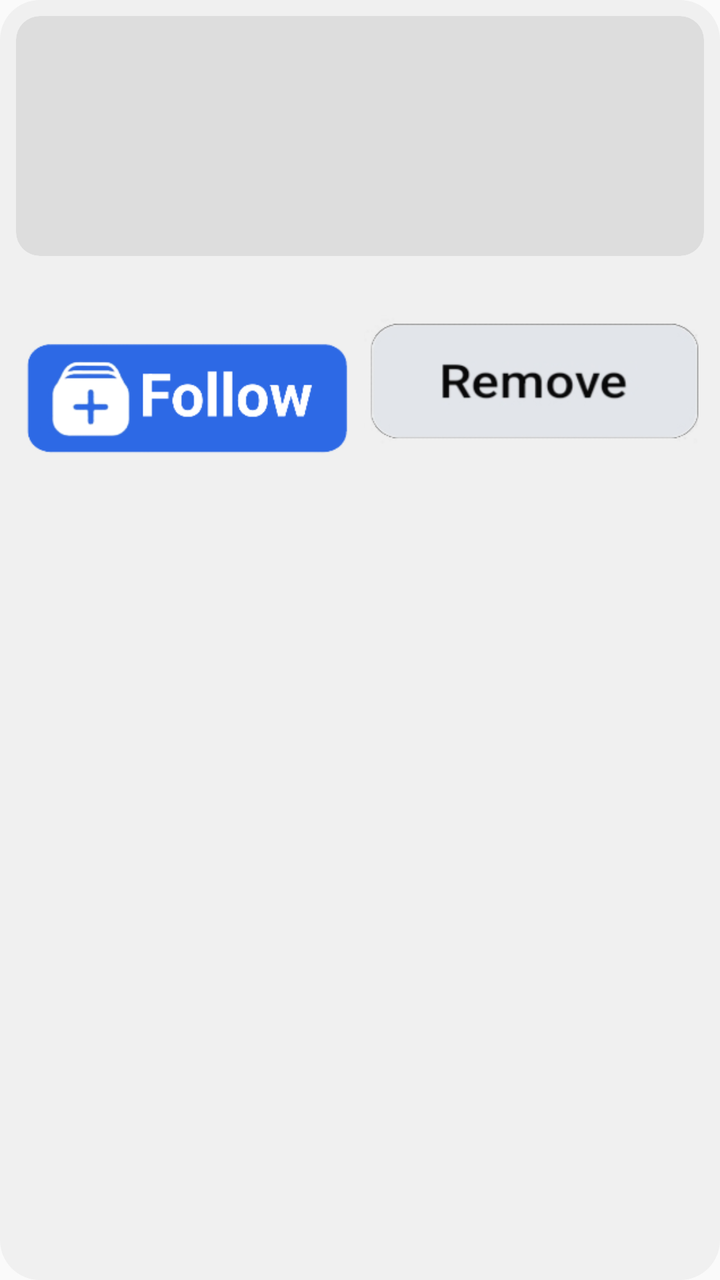
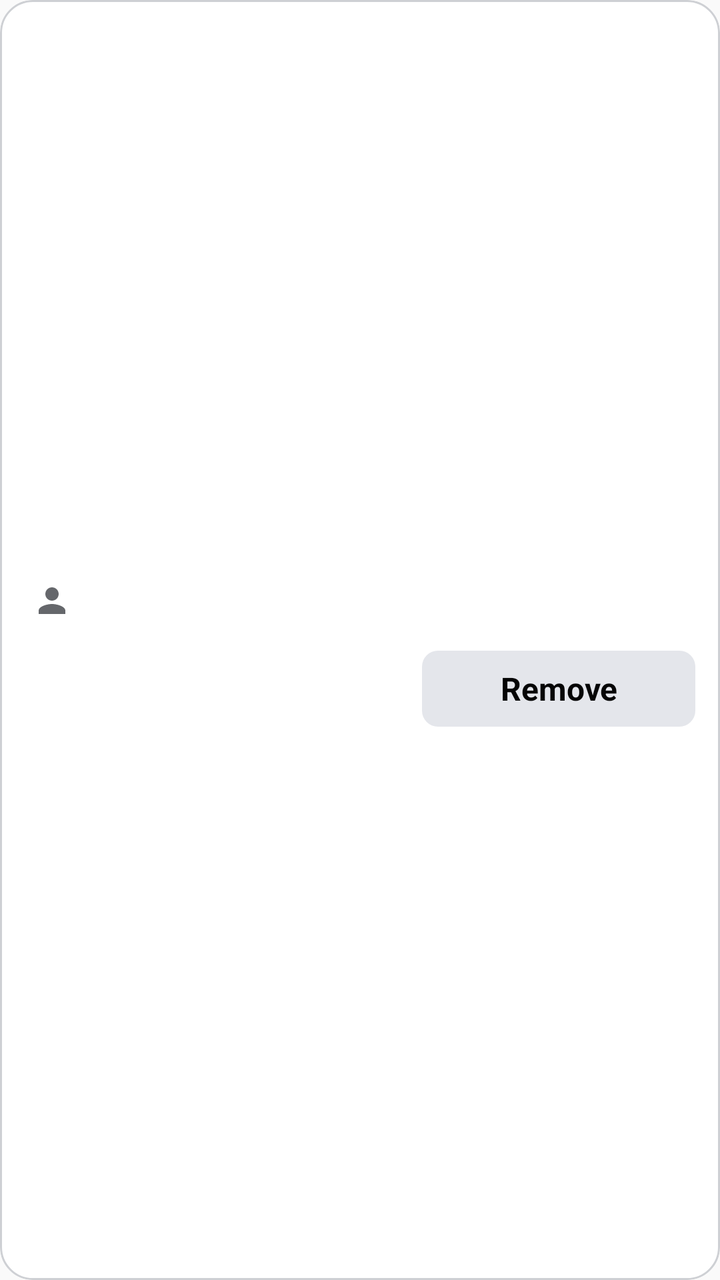

The first picture is an Android layout as it rendered before a commit; the second is the same layout after the commit. The layout source and the unified diff follow.
<!-- AndroidManifest.xml: application theme Theme.AppCompat.Light.NoActionBar -->
<!-- res/layout/item_suggest_card.xml -->
<?xml version="1.0" encoding="utf-8"?>
<LinearLayout xmlns:android="http://schemas.android.com/apk/res/android"
    android:layout_width="140dp"
    android:layout_height="wrap_content"
    android:layout_marginEnd="8dp"
    android:background="@drawable/bg_suggest_card"
    android:orientation="vertical"
    android:padding="8dp">

    <ImageView
        android:id="@+id/imgPhoto"
        android:layout_width="match_parent"
        android:layout_height="120dp"
        android:background="@drawable/bg_photo_round"
        android:clipToOutline="true"
        android:contentDescription="Photo"
        android:scaleType="centerCrop" />

    <TextView
        android:id="@+id/tvName"
        android:layout_width="match_parent"
        android:layout_height="wrap_content"
        android:layout_marginTop="4dp"
        android:ellipsize="end"
        android:maxLines="1"
        android:textColor="#000000"
        android:textSize="13sp"
        android:textStyle="bold" />

    <LinearLayout
        android:layout_width="match_parent"
        android:layout_height="wrap_content"
        android:layout_marginTop="6dp"
        android:orientation="horizontal">

        <ImageView
            android:id="@+id/btnFollow"
            android:layout_width="0dp"
            android:layout_height="wrap_content"
            android:layout_marginEnd="4dp"
            android:layout_weight="1"
            android:adjustViewBounds="true"
            android:contentDescription="Follow"
            android:src="@drawable/ic_follow_button" />

        <ImageView
            android:id="@+id/btnRemove"
            android:layout_width="0dp"
            android:layout_height="wrap_content"
            android:layout_weight="1"
            android:adjustViewBounds="true"
            android:contentDescription="Remove"
            android:src="@drawable/btn_remove" />
    </LinearLayout>
</LinearLayout>
<!-- resources referenced by this layout -->
<resources>
  <!-- drawable bg_photo_round (drawable) -->
  <?xml version="1.0" encoding="utf-8"?>
  <shape xmlns:android="http://schemas.android.com/apk/res/android" android:shape="rectangle">
      <solid android:color="#DDDDDD" />
      <corners android:radius="12dp" />
  </shape>
  <!-- drawable bg_suggest_card (drawable) -->
  <?xml version="1.0" encoding="utf-8"?>
  <shape xmlns:android="http://schemas.android.com/apk/res/android" android:shape="rectangle">
      <solid android:color="#F0F0F0" />
      <corners android:radius="20dp" />
  </shape>
  <!-- drawable btn_remove: png bitmap (drawable, 14991 bytes) -->
  <!-- drawable ic_follow_button: png bitmap (drawable, 9092 bytes) -->
</resources>

<!-- the commit's change to res/layout/item_suggest_card.xml (unified diff, before → after) -->
@@ -1,18 +1,16 @@
 <?xml version="1.0" encoding="utf-8"?>
 <LinearLayout xmlns:android="http://schemas.android.com/apk/res/android"
-    android:layout_width="140dp"
+    android:layout_width="250dp"
     android:layout_height="wrap_content"
     android:layout_marginEnd="8dp"
-    android:background="@drawable/bg_suggest_card"
-    android:orientation="vertical"
-    android:padding="8dp">
+    android:background="@drawable/bg_pymk_card"
+    android:clipToOutline="true"
+    android:orientation="vertical">
 
     <ImageView
         android:id="@+id/imgPhoto"
         android:layout_width="match_parent"
-        android:layout_height="120dp"
-        android:background="@drawable/bg_photo_round"
-        android:clipToOutline="true"
+        android:layout_height="250dp"
         android:contentDescription="Photo"
         android:scaleType="centerCrop" />
 
@@ -20,36 +18,76 @@
         android:id="@+id/tvName"
         android:layout_width="match_parent"
         android:layout_height="wrap_content"
-        android:layout_marginTop="4dp"
         android:ellipsize="end"
         android:maxLines="1"
-        android:textColor="#000000"
-        android:textSize="13sp"
+        android:paddingStart="16dp"
+        android:paddingTop="12dp"
+        android:paddingEnd="16dp"
+        android:textColor="#050505"
+        android:textSize="19sp"
         android:textStyle="bold" />
 
     <LinearLayout
         android:layout_width="match_parent"
         android:layout_height="wrap_content"
-        android:layout_marginTop="6dp"
-        android:orientation="horizontal">
+        android:gravity="center_vertical"
+        android:orientation="horizontal"
+        android:paddingStart="16dp"
+        android:paddingTop="2dp"
+        android:paddingEnd="16dp">
 
         <ImageView
+            android:layout_width="20dp"
+            android:layout_height="20dp"
+            android:importantForAccessibility="no"
+            android:src="@drawable/ic_pymk_sub" />
+
+        <TextView
+            android:id="@+id/tvSub"
+            android:layout_width="0dp"
+            android:layout_height="wrap_content"
+            android:layout_marginStart="6dp"
+            android:layout_weight="1"
+            android:ellipsize="end"
+            android:maxLines="1"
+            android:textColor="#65676B"
+            android:textSize="16sp" />
+    </LinearLayout>
+
+    <LinearLayout
+        android:layout_width="match_parent"
+        android:layout_height="wrap_content"
+        android:orientation="horizontal"
+        android:paddingStart="12dp"
+        android:paddingTop="14dp"
+        android:paddingEnd="12dp"
+        android:paddingBottom="12dp">
+
+        <TextView
             android:id="@+id/btnFollow"
             android:layout_width="0dp"
-            android:layout_height="wrap_content"
-            android:layout_marginEnd="4dp"
-            android:layout_weight="1"
-            android:adjustViewBounds="true"
-            android:contentDescription="Follow"
-            android:src="@drawable/ic_follow_button" />
+            android:layout_height="38dp"
+            android:layout_marginEnd="8dp"
+            android:layout_weight="1.4"
+            android:drawablePadding="6dp"
+            android:gravity="center"
+            android:paddingStart="8dp"
+            android:paddingEnd="8dp"
+            android:singleLine="true"
+            android:textSize="16sp"
+            android:textStyle="bold" />
 
-        <ImageView
+        <TextView
             android:id="@+id/btnRemove"
             android:layout_width="0dp"
-            android:layout_height="wrap_content"
+            android:layout_height="38dp"
             android:layout_weight="1"
-            android:adjustViewBounds="true"
-            android:contentDescription="Remove"
-            android:src="@drawable/btn_remove" />
+            android:background="@drawable/bg_pymk_btn_gray"
+            android:gravity="center"
+            android:singleLine="true"
+            android:text="Remove"
+            android:textColor="#050505"
+            android:textSize="16sp"
+            android:textStyle="bold" />
     </LinearLayout>
 </LinearLayout>
<!-- resource entries referenced after the edit -->
@@ -1,18 +1,28 @@
 <!-- resources referenced by this layout -->
 <resources>
-  <!-- drawable bg_photo_round (drawable) -->
+  <!-- drawable bg_pymk_btn_gray (drawable) -->
   <?xml version="1.0" encoding="utf-8"?>
   <shape xmlns:android="http://schemas.android.com/apk/res/android" android:shape="rectangle">
-      <solid android:color="#DDDDDD" />
-      <corners android:radius="12dp" />
+      <solid android:color="#E4E6EB" />
+      <corners android:radius="8dp" />
   </shape>
-  <!-- drawable bg_suggest_card (drawable) -->
+  <!-- drawable bg_pymk_card (drawable) -->
   <?xml version="1.0" encoding="utf-8"?>
   <shape xmlns:android="http://schemas.android.com/apk/res/android" android:shape="rectangle">
-      <solid android:color="#F0F0F0" />
-      <corners android:radius="20dp" />
+      <solid android:color="#FFFFFF" />
+      <stroke android:width="1dp" android:color="#CED0D4" />
+      <corners android:radius="16dp" />
   </shape>
-  <!-- drawable btn_remove: png bitmap (drawable, 14991 bytes) -->
-  <!-- drawable ic_follow_button: png bitmap (drawable, 9092 bytes) -->
+  <!-- drawable ic_pymk_sub (drawable) -->
+  <?xml version="1.0" encoding="utf-8"?>
+  <vector xmlns:android="http://schemas.android.com/apk/res/android"
+      android:width="24dp"
+      android:height="24dp"
+      android:viewportWidth="24"
+      android:viewportHeight="24">
+      <path
+          android:fillColor="#65676B"
+          android:pathData="M12,12c2.21,0 4,-1.79 4,-4s-1.79,-4 -4,-4 -4,1.79 -4,4 1.79,4 4,4zM12,14c-2.67,0 -8,1.34 -8,4v2h16v-2c0,-2.66 -5.33,-4 -8,-4z" />
+  </vector>
 </resources>
 
